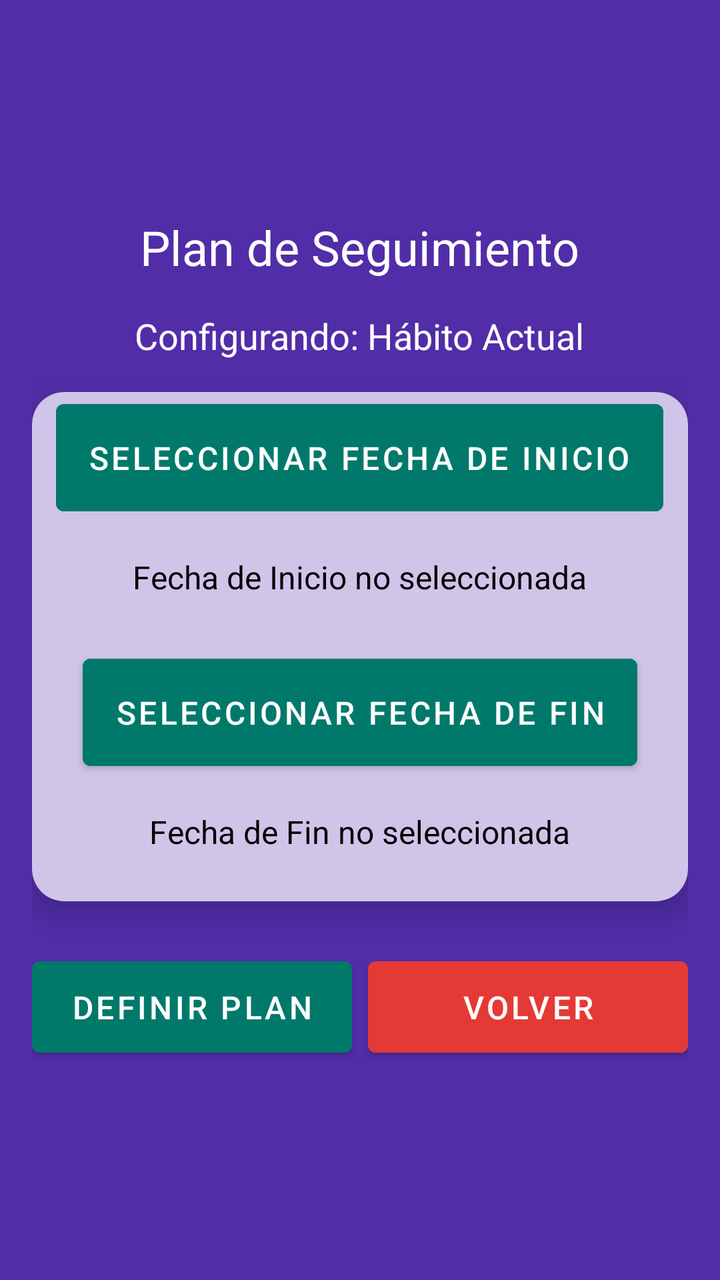
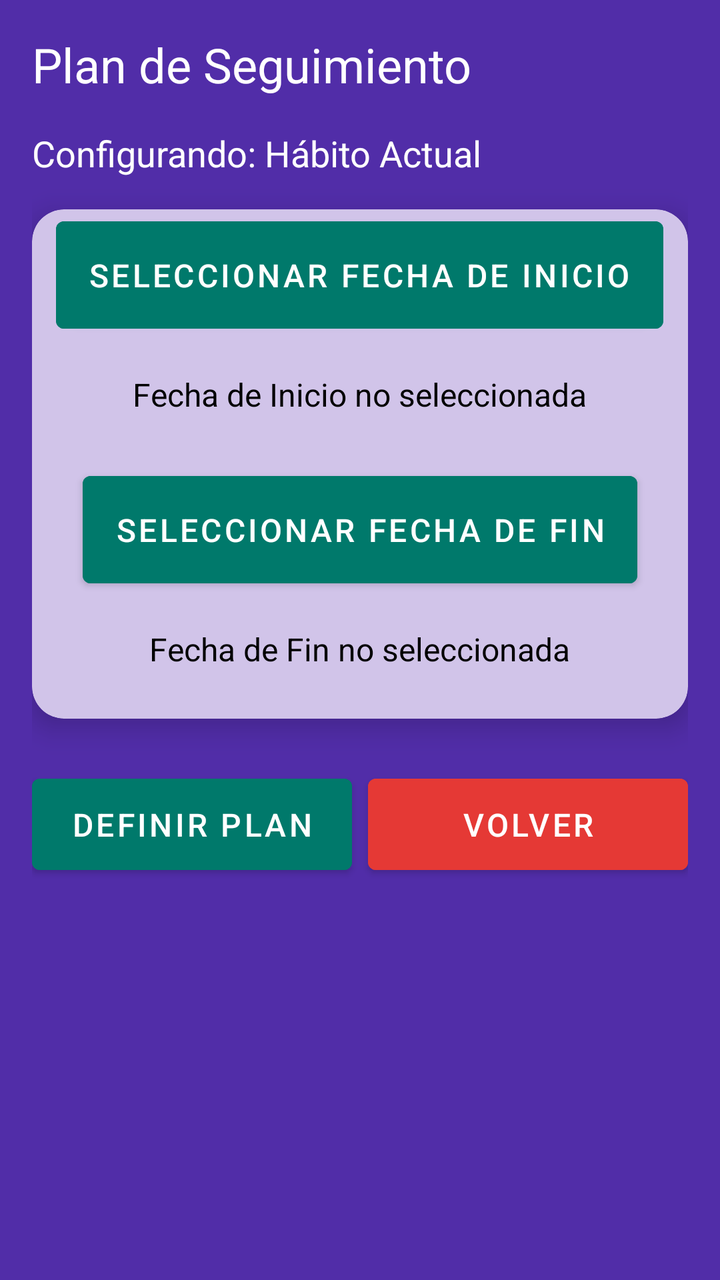

Two renders of the same Android screen: before a commit and after it. Below are the layout's source before the change and the commit's diff.
<!-- AndroidManifest.xml: application theme Theme.MalosH -->
<!-- res/layout/fragment_plan_de_seguimiento.xml -->
<?xml version="1.0" encoding="utf-8"?>
<LinearLayout xmlns:android="http://schemas.android.com/apk/res/android"
    xmlns:app="http://schemas.android.com/apk/res-auto"
    android:layout_width="match_parent"
    android:layout_height="match_parent"
    android:orientation="vertical"
    android:gravity="center"
    android:padding="16dp"
    android:background="@color/purple_dark">

    
    <TextView
        android:id="@+id/labelTituloPlan"
        android:layout_width="wrap_content"
        android:layout_height="wrap_content"
        android:text="Plan de Seguimiento"
        android:textColor="@android:color/white"
        android:textSize="24sp"
        android:layout_marginBottom="16dp" />

    
    <TextView
        android:id="@+id/habitoActualTextView"
        android:layout_width="wrap_content"
        android:layout_height="wrap_content"
        android:text="Configurando: Hábito Actual"
        android:textColor="@android:color/white"
        android:textSize="18sp"
        android:layout_marginBottom="16dp" />

    
    <androidx.cardview.widget.CardView
        android:layout_width="match_parent"
        android:layout_height="wrap_content"
        app:cardCornerRadius="16dp"
        app:cardElevation="8dp"
        android:layout_marginBottom="24dp"
        android:padding="24dp"
        android:backgroundTint="@color/purple_light">

        <LinearLayout
            android:layout_width="match_parent"
            android:layout_height="wrap_content"
            android:orientation="vertical"
            android:gravity="center">

            
            <Button
                android:id="@+id/fechaInicioButton"
                android:layout_width="wrap_content"
                android:layout_height="wrap_content"
                android:text="Seleccionar Fecha de Inicio"
                android:textColor="@color/white"
                android:backgroundTint="@color/teal_dark"
                android:padding="16dp"
                android:layout_marginBottom="16dp"
                android:textSize="16sp"
                android:elevation="4dp"/>

            
            <TextView
                android:id="@+id/fechaInicioTextView"
                android:layout_width="wrap_content"
                android:layout_height="wrap_content"
                android:text="Fecha de Inicio no seleccionada"
                android:textColor="@color/black"
                android:textSize="16sp"
                android:layout_marginBottom="24dp" />

            
            <Button
                android:id="@+id/fechaFinButton"
                android:layout_width="wrap_content"
                android:layout_height="wrap_content"
                android:text="Seleccionar Fecha de Fin"
                android:textColor="@color/white"
                android:backgroundTint="@color/teal_dark"
                android:padding="16dp"
                android:layout_marginBottom="16dp"
                android:textSize="16sp"
                android:elevation="4dp" />

            
            <TextView
                android:id="@+id/fechaFinTextView"
                android:layout_width="wrap_content"
                android:layout_height="wrap_content"
                android:text="Fecha de Fin no seleccionada"
                android:textColor="@color/black"
                android:textSize="16sp"
                android:layout_marginBottom="24dp" />

        </LinearLayout>
    </androidx.cardview.widget.CardView>

    
    <LinearLayout
        android:layout_width="match_parent"
        android:layout_height="wrap_content"
        android:orientation="horizontal"
        android:gravity="center">

        
        <Button
            android:id="@+id/definirButton"
            android:layout_width="0dp"
            android:layout_height="wrap_content"
            android:layout_weight="1"
            android:text="Definir Plan"
            android:textColor="@android:color/white"
            android:backgroundTint="@color/teal_dark"
            android:padding="12dp"
            android:layout_marginEnd="8dp"
            android:elevation="4dp"
            android:textSize="16sp" />



        
        <Button
            android:id="@+id/volverButton"
            android:layout_width="0dp"
            android:layout_height="wrap_content"
            android:layout_weight="1"
            android:text="Volver"
            android:textColor="@android:color/white"
            android:backgroundTint="@color/red"
            android:padding="12dp"
            android:elevation="4dp"
            android:textSize="16sp" />
    </LinearLayout>

</LinearLayout>
<!-- resources referenced by this layout -->
<resources>
  <color name="black">#000000</color>
  <color name="purple_dark">#512DA8</color>
  <color name="purple_light">#D1C4E9</color>
  <color name="red">#E53935</color>
  <color name="teal_dark">#00796B</color>
  <color name="white">#FFFFFF</color>
  <style name="Theme.MalosH" parent="Theme.MaterialComponents.DayNight.NoActionBar">
          
          <item name="colorPrimary">@color/purple</item>
          <item name="colorPrimaryDark">@color/purple</item>
          <item name="colorAccent">@color/teal_dark</item>
      </style>
  <color name="purple">#7E57C2</color>
</resources>

<!-- the commit's change to res/layout/fragment_plan_de_seguimiento.xml (unified diff, before → after) -->
@@ -4,7 +4,7 @@
     android:layout_width="match_parent"
     android:layout_height="match_parent"
     android:orientation="vertical"
-    android:gravity="center"
+    android:gravity="start"
     android:padding="16dp"
     android:background="@color/purple_dark">
 
@@ -55,7 +55,7 @@
                 android:padding="16dp"
                 android:layout_marginBottom="16dp"
                 android:textSize="16sp"
-                android:elevation="4dp"/>
+                android:elevation="4dp" />
 
             
             <TextView
@@ -114,8 +114,6 @@
             android:elevation="4dp"
             android:textSize="16sp" />
 
-
-
         
         <Button
             android:id="@+id/volverButton"
